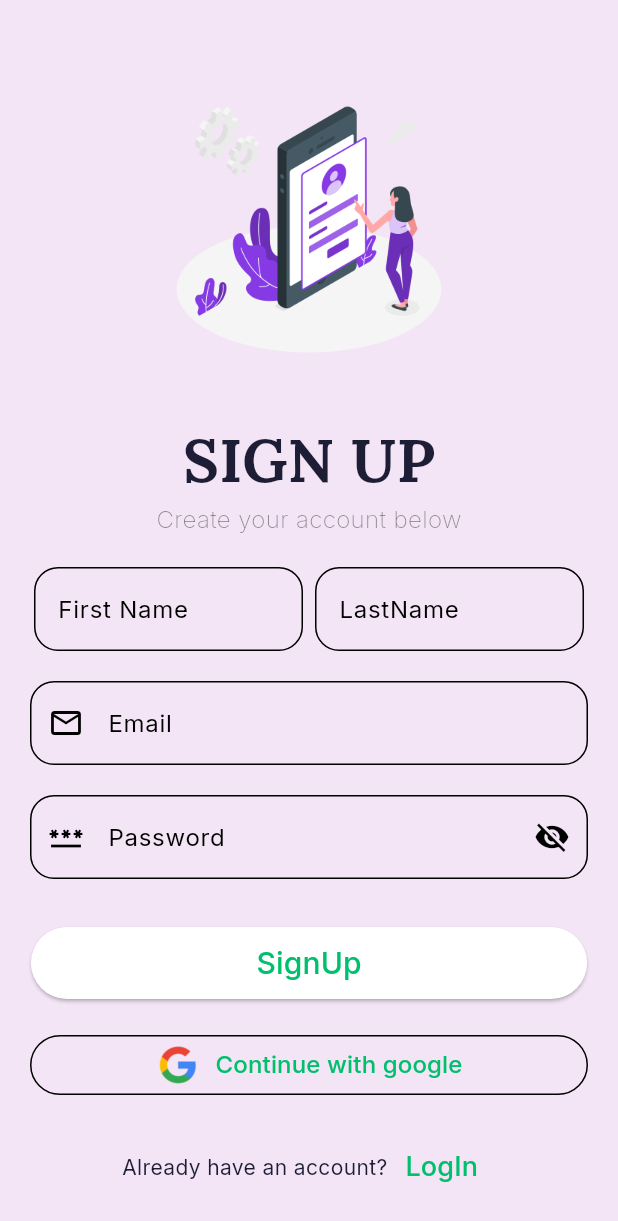
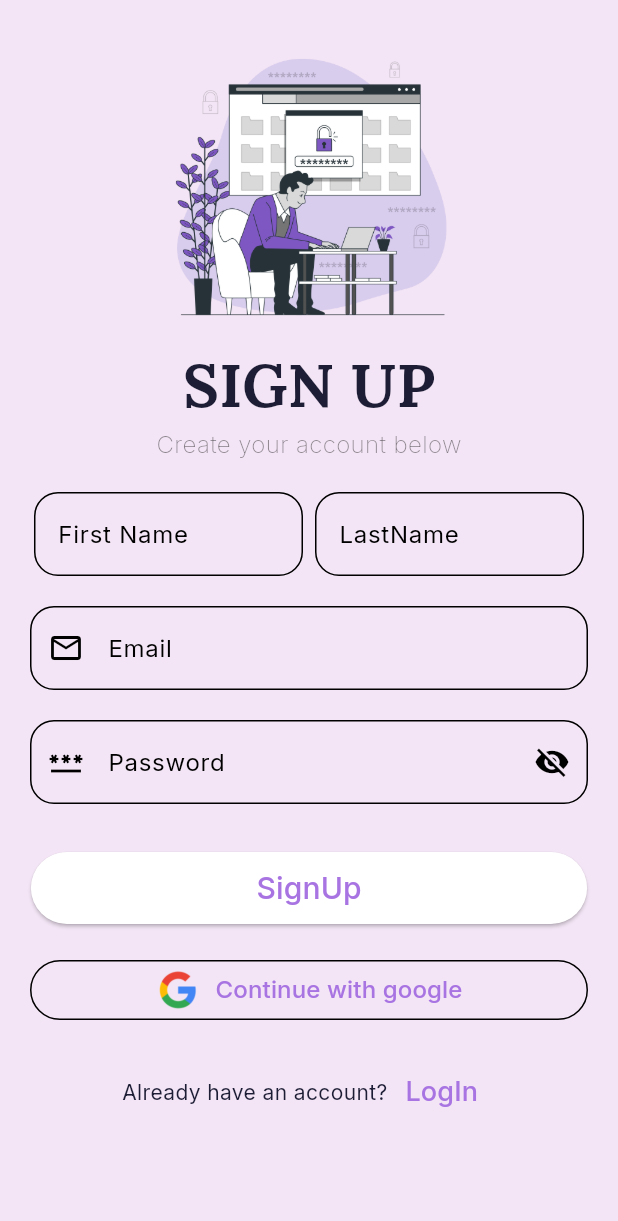
Before and after one commit to osamajaved07/CHAT-APP, a Flutter app: the screen it shows after launch, after a tap on "Login", after a tap on "SignUp", on a phone screen of 412 x 824 dp. Shown: the top 1221 px of the screen. Run offline on Flutter 3.47's test engine with Material 3 defaults, Android fonts, the phone set to English and light mode, and no system bars; our stand-ins replace cloud_firestore, firebase_auth, firebase_core, google_fonts, google_sign_in; accounts and stored records are empty.

Commit message:
UI completed

```diff
--- a/lib/constants.dart
+++ b/lib/constants.dart
@@ -1,6 +1,6 @@
 import 'package:flutter/material.dart';
 
-const kPrimaryColor = Color(0xFF00BF6D);
+const kPrimaryColor = Color.fromRGBO(168, 116, 226, 1);
 const kSecondaryColor = Color(0xFFFE9901);
 const kContentColorLightTheme = Color(0xFF1D1D35);
 const kContentColorDarkTheme = Color(0xFFF5FCF9);
--- a/lib/screens/loginpage.dart
+++ b/lib/screens/loginpage.dart
@@ -1,4 +1,4 @@
-// ignore_for_file: camel_case_types, prefer_const_constructors, prefer_final_fields, unused_field
+// ignore_for_file: camel_case_types, prefer_const_constructors, prefer_final_fields, unused_field, unnecessary_string_escapes
 
 
 import 'package:chat_application/controller/auth_controller.dart';
@@ -32,7 +32,7 @@ class _loginpageState extends State<loginpage> {
             child: Column(
               // mainAxisAlignment: MainAxisAlignment.center,
               children: [
-                Image.asset('images/log.png', width: 250,height: 250,),
+                Image.asset('assets/images/login.png', width: 250,height: 250,),
 
                 Text('LOGIN',
                 style: GoogleFonts.lora(
--- a/lib/screens/signuppage.dart
+++ b/lib/screens/signuppage.dart
@@ -30,9 +30,9 @@ class _signuppageState extends State<signuppage> {
               // mainAxisAlignment: MainAxisAlignment.center,
               children: [
                 Image.asset(
-                  'images/sign.png',
-                  width: 250,
-                  height: 250,
+                  'assets/images/signUp.png',
+                  width: 200,
+                  height: 200,
                 ),
                 Text(
                   'SIGN UP',
--- a/pubspec.yaml
+++ b/pubspec.yaml
@@ -68,6 +68,7 @@ flutter:
   assets:
     - assets/images/
     - assets/images/Video Place Here.png
+
     - assets/icons/
     - images/google.png
     - images/gog.png
```
Also changed, not shown: lib/screens/homescreen.dart (+10 -1 lines), assets/images/login.png (added), assets/images/signUp.png (added).
